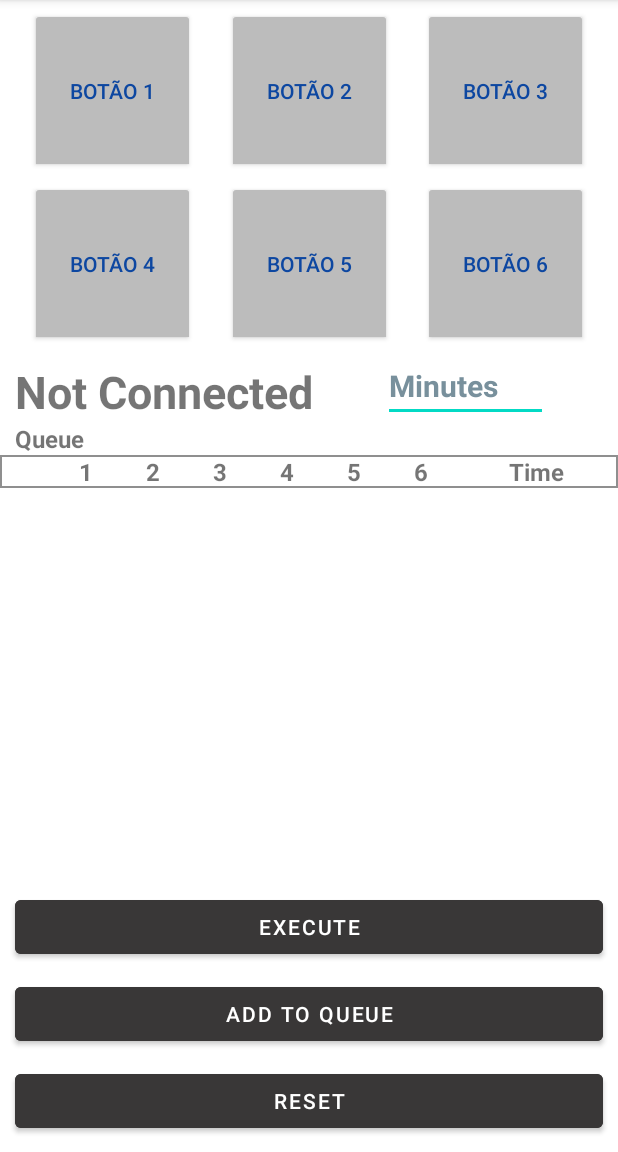
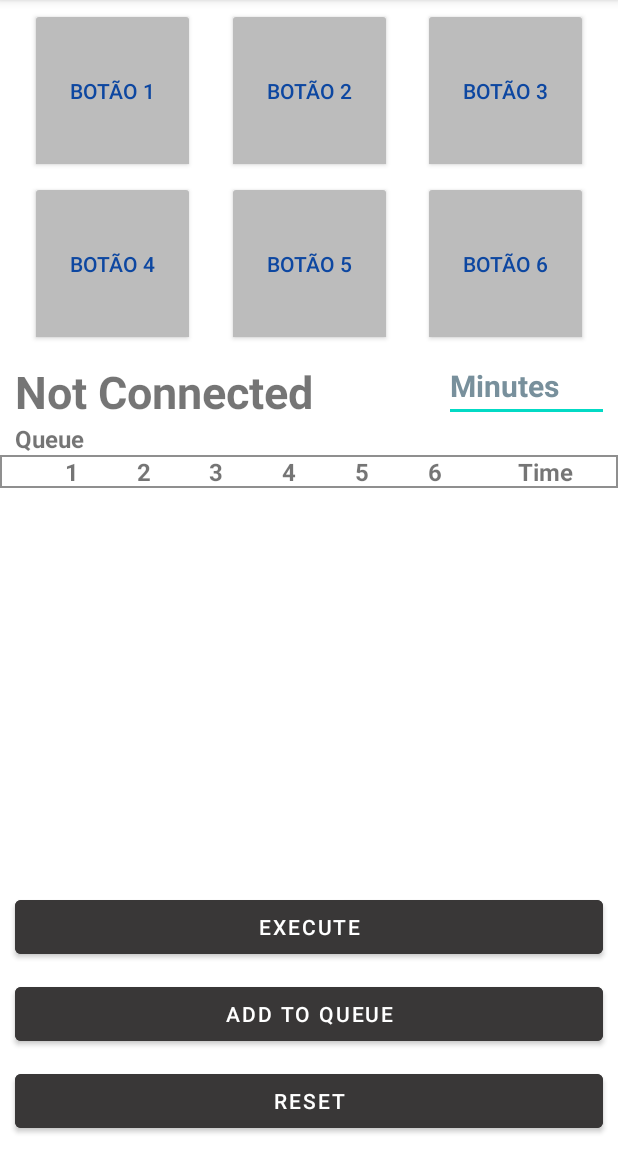
Before and after one commit to RenatoHT/ESP32_Bluetooth_Android_App, an Android app: the screen it shows after launch (ControlActivity), on a phone screen of 412 x 824 dp, the part 84-1236 px from its top. Run offline under Robolectric (Android 15) with nearby library versions, the phone set to English and light mode, and no system bars.

Commit message:
ESP32 Bluetooth App
ver 1
31/08/2022

```diff
--- a/app/src/main/res/layout/activity_control.xml
+++ b/app/src/main/res/layout/activity_control.xml
@@ -120,7 +120,7 @@
 
     <TextView
         android:id="@+id/showContador"
-        android:layout_width="wrap_content"
+        android:layout_width="280dp"
         android:layout_height="wrap_content"
         android:layout_marginStart="10dp"
         android:layout_marginTop="10dp"
@@ -188,10 +188,9 @@
         app:layout_constraintStart_toStartOf="parent" />
 
     <TableLayout
-        android:id="@+id/tLayout1"
+        android:id="@+id/tLayoutHeader"
         android:layout_width="match_parent"
         android:layout_height="wrap_content"
-        android:layout_marginBottom="5dp"
         android:background="@drawable/divider"
         app:layout_constraintVertical_bias="0.0"
         app:layout_constraintBottom_toTopOf="@+id/bExecute"
@@ -200,17 +199,18 @@
         app:layout_constraintTop_toBottomOf="@+id/showQueue"
         android:gravity="center_horizontal">
 
+
         <TableRow
-            android:id="@+id/tableRow1"
+            android:id="@+id/tableRowHeader"
             android:layout_width="match_parent"
             android:layout_height="match_parent"
-            android:weightSum="9" >
+            android:weightSum="8.5" >
 
             <TextView
                 android:id="@+id/iNumber"
                 android:layout_height="wrap_content"
-                android:layout_width="wrap_content"
-                android:layout_weight="1"
+                android:layout_width="0px"
+                android:layout_weight="0.5"
                 android:text=""
                 android:textSize="16sp"
                 android:textStyle="bold"
@@ -220,7 +220,7 @@
             <TextView
                 android:id="@+id/switch1"
                 android:layout_height="wrap_content"
-                android:layout_width="wrap_content"
+                android:layout_width="0px"
                 android:layout_weight="1"
                 android:text="1"
                 android:textSize="16sp"
@@ -230,7 +230,7 @@
             <TextView
                 android:id="@+id/switch2"
                 android:layout_height="wrap_content"
-                android:layout_width="wrap_content"
+                android:layout_width="0px"
                 android:layout_weight="1"
                 android:text="2"
                 android:textSize="16sp"
@@ -239,8 +239,8 @@
 
             <TextView
                 android:id="@+id/switch3"
-                android:layout_width="wrap_content"
                 android:layout_height="wrap_content"
+                android:layout_width="0px"
                 android:layout_weight="1"
                 android:gravity="center_vertical|center_horizontal"
                 android:text="3"
@@ -250,7 +250,7 @@
             <TextView
                 android:id="@+id/switch4"
                 android:layout_height="wrap_content"
-                android:layout_width="wrap_content"
+                android:layout_width="0px"
                 android:layout_weight="1"
                 android:text="4"
                 android:textSize="16sp"
@@ -260,7 +260,7 @@
             <TextView
                 android:id="@+id/switch5"
                 android:layout_height="wrap_content"
-                android:layout_width="wrap_content"
+                android:layout_width="0px"
                 android:layout_weight="1"
                 android:text="5"
                 android:textSize="16sp"
@@ -270,7 +270,7 @@
             <TextView
                 android:id="@+id/switch6"
                 android:layout_height="wrap_content"
-                android:layout_width="wrap_content"
+                android:layout_width="0px"
                 android:layout_weight="1"
                 android:text="6"
                 android:textSize="16sp"
@@ -280,14 +280,47 @@
             <TextView
                 android:id="@+id/timeMin"
                 android:layout_height="wrap_content"
-                android:layout_width="wrap_content"
+                android:layout_width="0px"
                 android:layout_weight="2"
                 android:text="Time"
                 android:textSize="16sp"
                 android:textStyle="bold"
                 android:gravity="center_vertical|center_horizontal"/>
-
         </TableRow>
     </TableLayout>
 
+    <ScrollView
+        android:layout_width="match_parent"
+        android:layout_height="wrap_content"
+        app:layout_constrainedHeight="true"
+        app:layout_constraintVertical_bias="0.0"
+        app:layout_constraintBottom_toTopOf="@+id/bExecute"
+        app:layout_constraintEnd_toEndOf="parent"
+        app:layout_constraintStart_toStartOf="parent"
+        app:layout_constraintTop_toBottomOf="@+id/tLayoutHeader"
+        android:gravity="center_horizontal">
+
+        <TableLayout
+            android:id="@+id/tLayout1"
+            android:layout_width="match_parent"
+            android:layout_height="wrap_content"
+            android:layout_marginBottom="5dp"
+            android:background="@drawable/divider"
+            app:layout_constraintVertical_bias="0.0"
+            app:layout_constraintBottom_toTopOf="@+id/bExecute"
+            app:layout_constraintEnd_toEndOf="parent"
+            app:layout_constraintStart_toStartOf="parent"
+            app:layout_constraintTop_toBottomOf="@+id/showQueue"
+            android:gravity="center_horizontal">
+
+            <TableRow
+                android:id="@+id/tableRow1"
+                android:layout_width="match_parent"
+                android:layout_height="match_parent"
+                android:weightSum="9" >
+
+            </TableRow>
+        </TableLayout>
+    </ScrollView>
+
 </androidx.constraintlayout.widget.ConstraintLayout>
```
Also changed, not shown: app/src/main/java/com/example/myapplication/ButtonActivity.kt (+8 -22 lines), app/src/main/java/com/example/myapplication/ControlActivity.kt (+20 -25 lines).
